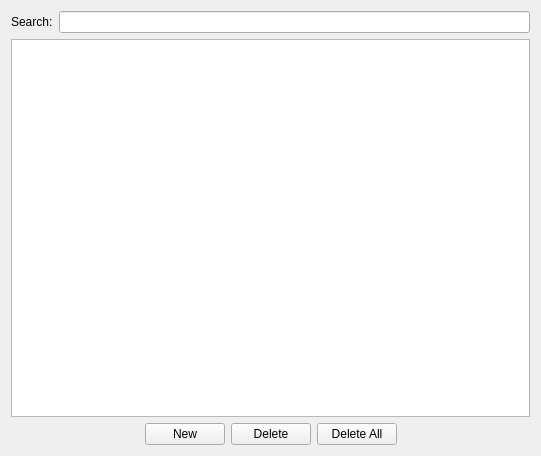
Qt form copasi/UI/CQUnitsWidget.ui (copasi/COPASI) before a commit.
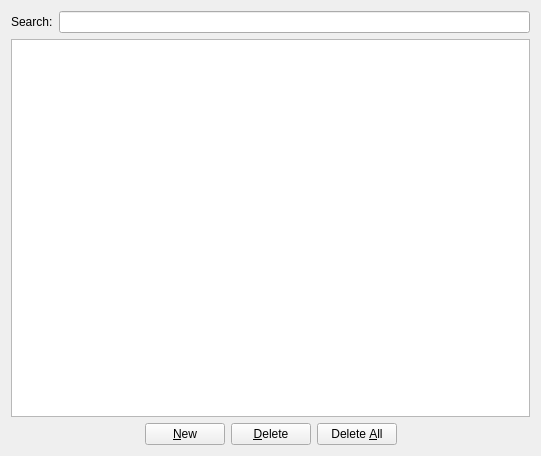
The same form after that commit. Custom widgets are drawn as their Qt base class.

Patch:
```diff
--- a/copasi/UI/CQUnitsWidget.ui
+++ b/copasi/UI/CQUnitsWidget.ui
@@ -38,7 +38,7 @@
      <item>
       <widget class="QPushButton" name="mpBtnNew">
        <property name="text">
-        <string>New</string>
+        <string>&amp;New</string>
        </property>
       </widget>
      </item>
@@ -48,7 +48,7 @@
         <enum>Qt::NoFocus</enum>
        </property>
        <property name="text">
-        <string>Delete</string>
+        <string>&amp;Delete</string>
        </property>
       </widget>
      </item>
@@ -58,7 +58,7 @@
         <enum>Qt::NoFocus</enum>
        </property>
        <property name="text">
-        <string>Delete All</string>
+        <string>Delete &amp;All</string>
        </property>
       </widget>
      </item>
```
Left out of the diff: 7 changed lines with no effect on the pictures.
